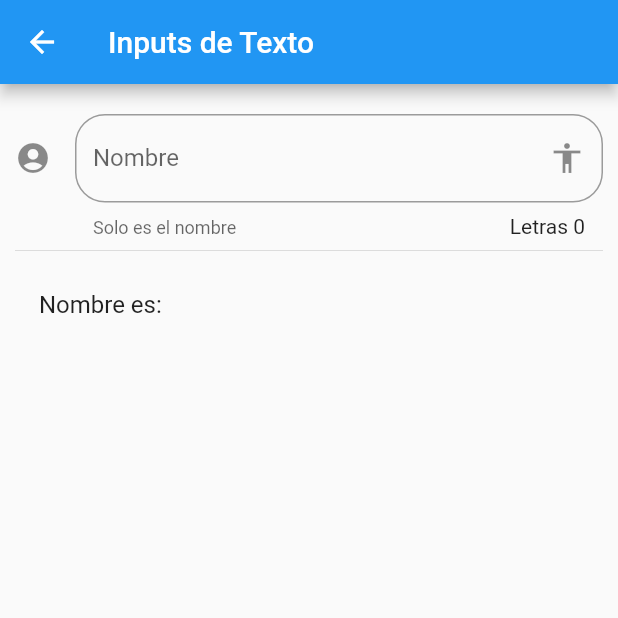
After one commit to elalo4171/Curso_Flutter, a Flutter app: the InputPage screen opened by its route, on a phone screen of 412 x 824 dp, the top half of it. The commit adds this screen. Run offline on Flutter 3.47's test engine with Material 2 defaults, Android fonts, the phone set to English and light mode, and no system bars.

Commit message:
Se agregaron TextField y se les perzonaliso

```diff
--- a/data/menu_opts.json
+++ b/data/menu_opts.json
@@ -20,6 +20,11 @@
             "ruta" : "animatedContainer",
             "icon" : "donut_large",
             "texto": "Animated Container"
+        },
+        {
+            "ruta" : "inputs",
+            "icon" : "input",
+            "texto": "Input"
         }
     ]
 }
--- /dev/null
+++ b/lib/src/pages/input_page.dart
@@ -0,0 +1,66 @@
+import 'package:flutter/material.dart';
+
+class InputPage extends StatefulWidget {
+  InputPage({Key key}) : super(key: key);
+
+  _InputPageState createState() => _InputPageState();
+}
+
+class _InputPageState extends State<InputPage> {
+
+String _nombre="";
+
+  @override
+  Widget build(BuildContext context) {
+    return Container(
+       child: Scaffold(
+         appBar: AppBar(
+           title: Text('Inputs de Texto'),
+         ),
+         body: ListView(
+           padding: EdgeInsets.symmetric(horizontal: 10.0, vertical: 20.0),
+          children: <Widget>[
+            _crearInput(),
+            Divider(),
+            _crearPersona(),
+
+          ],
+         ),
+       ),
+    );
+  }
+
+  Widget _crearInput() {
+    return TextField(
+      textCapitalization: TextCapitalization.sentences,
+      decoration: InputDecoration(
+        border: OutlineInputBorder(
+          borderRadius: BorderRadius.circular(20.0)
+        ),
+        counter: Text("Letras ${_nombre.length}"),
+        hintText: "Nombre de la persona",
+        labelText: "Nombre",
+        helperText: "Solo es el nombre",
+        suffixIcon: Icon(Icons.accessibility),
+        icon: Icon(Icons.account_circle),
+
+      ),
+      onChanged: (valor){
+        _nombre=valor;
+        setState(() {
+
+        });
+        print(_nombre);
+      },
+    );
+  }
+
+  _crearPersona() {
+
+    return ListTile(
+      title: Text("Nombre es: $_nombre"),
+
+    );
+
+  }
+}
--- a/lib/src/routes/routes.dart
+++ b/lib/src/routes/routes.dart
@@ -1,6 +1,7 @@
 
 import 'package:componentes/src/pages/animated_container.dart';
 import 'package:componentes/src/pages/card_page.dart';
+import 'package:componentes/src/pages/input_page.dart';
 import 'package:flutter/material.dart';
 
 import 'package:componentes/src/pages/alert_page.dart';
@@ -16,6 +17,7 @@ return <String, WidgetBuilder>{
           'avatar':(BuildContext context) => AvatarPage(),
           'card':(BuildContext context)=>CardPage(),
           'animatedContainer':(BuildContext context)=>AnimatedContainerPage(),
+          'inputs':(BuildContext context)=>InputPage(),
         };
 
 }
--- a/lib/src/uyili/icono_string_util.dart
+++ b/lib/src/uyili/icono_string_util.dart
@@ -8,6 +8,7 @@ final _icons= <String, IconData>{
     'accessibility'   : Icons.accessibility,
     'folder_open'   : Icons.folder_open,
     'donut_large'   : Icons.donut_large,
+    'input'         : Icons.input,
     };
 
 Icon getIcon(String nombreIcono){
```
